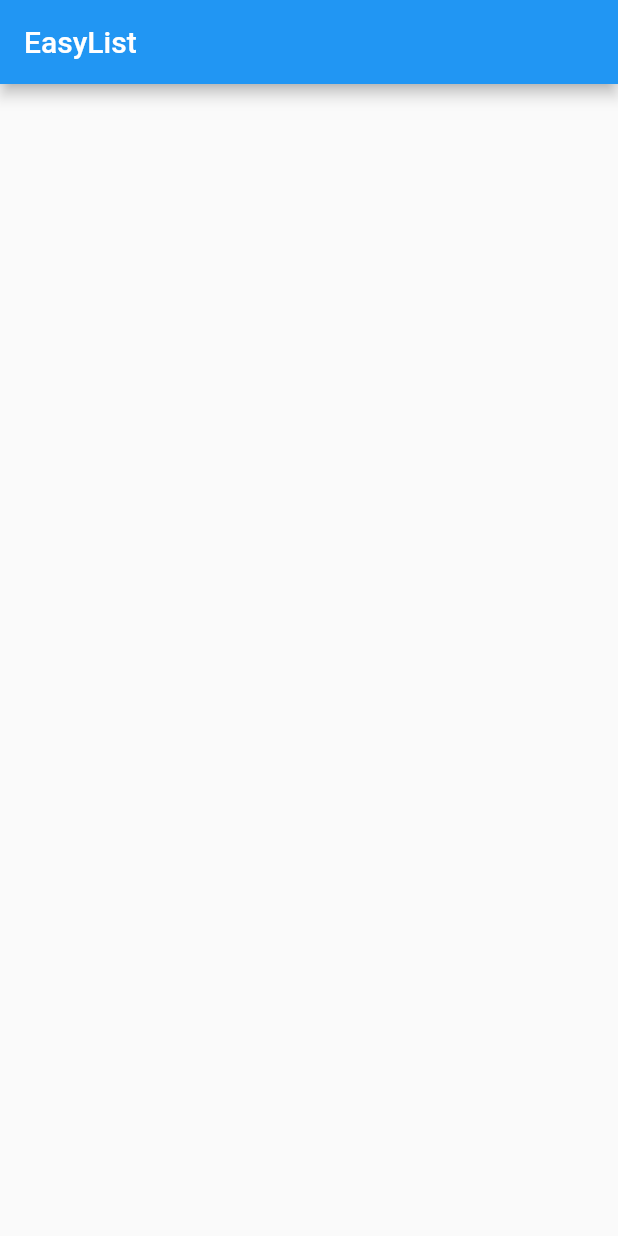
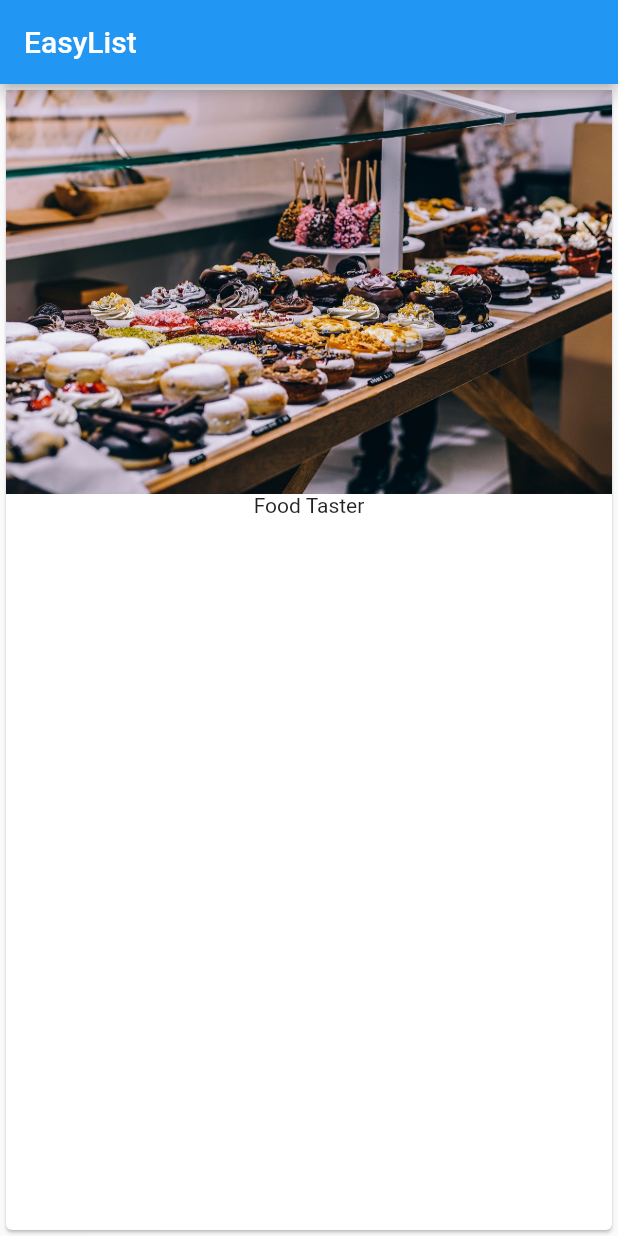
Before and after one commit to weud/flutterlearn, a Flutter app: the screen it shows after launch, on a phone screen of 412 x 824 dp. Run offline on Flutter 3.47's test engine with Material 2 defaults, Android fonts, the phone set to English and light mode, and no system bars.

Commit message:
Adding Cards and Immages 2.11

```diff
--- a/aclearn/lib/main.dart
+++ b/aclearn/lib/main.dart
@@ -1,16 +1,28 @@
 import 'package:flutter/material.dart';
 
-main() {
-  runApp(MyApp());
-}
+void main() => runApp(
+    MyApp()); // Fonksiyon Çagırmanın daha kolay bır yolu oldugundan bu sekılde cagırmak daha ıyı; Ayrıca Void bır sey cevırmedıgınden daha az kod satırı demek
 
 class MyApp extends StatelessWidget {
-  build(context) {
+  // OVerride program compıle asamasında programıcıya çağrıldığı classın üzerine yazdığını söylemekte
+  @override
+  //Build Content ve Widget programınd döndüğü tipi söylemekte
+  // normalde gerekli değil ama programa neyin döneceğini söylemek codda yapılacak diğer değişikliklerde
+  // compile alamasında hata olmamasını belirtiyor
+  Widget build(BuildContext contex) {
     return MaterialApp(
       home: Scaffold(
         appBar: AppBar(
           title: Text('EasyList'),
         ),
+        body: Card(
+          child: Column(
+            children: <Widget>[
+              Image.asset('assets/food.jpg'),
+              Text('Food Taster')
+              ],
+          ),
+        ),
       ),
     );
   }
--- a/aclearn/pubspec.yaml
+++ b/aclearn/pubspec.yaml
@@ -37,8 +37,8 @@ flutter:
   uses-material-design: true
 
   # To add assets to your application, add an assets section, like this:
-  # assets:
-  #  - images/a_dot_burr.jpeg
+  assets:
+    - assets/food.jpg
   #  - images/a_dot_ham.jpeg
 
   # An image asset can refer to one or more resolution-specific "variants", see
```
Also changed, not shown: aclearn/assets/food.jpg (added).
